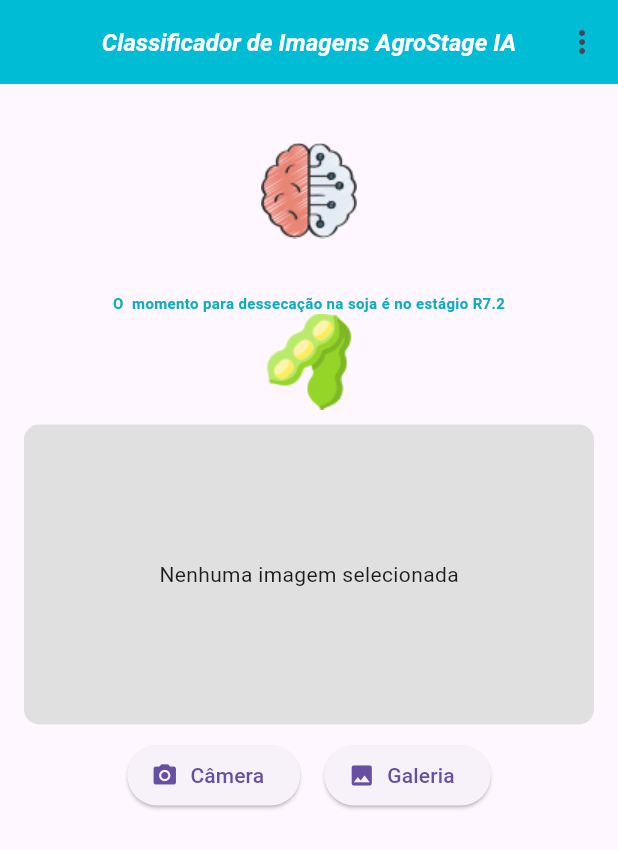
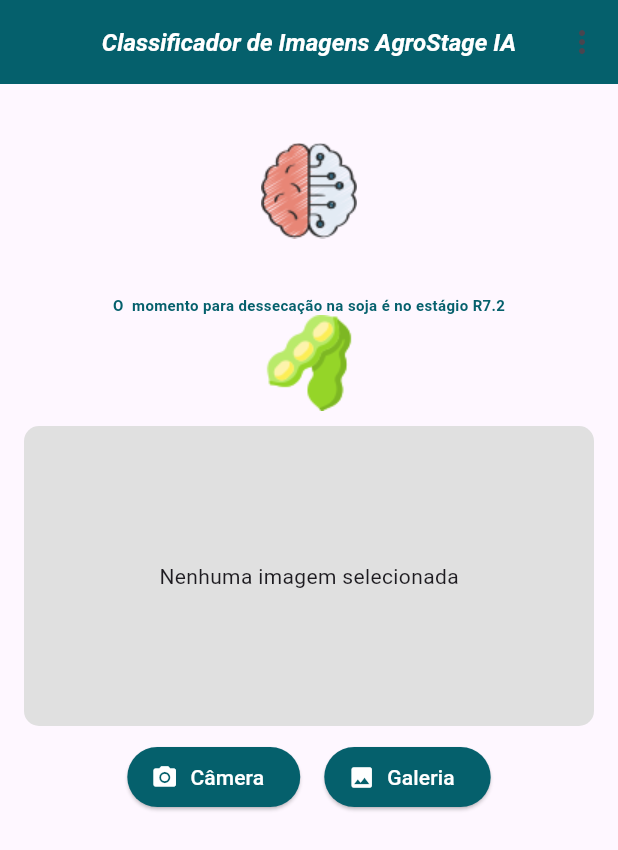
Before and after one commit to vinitessele/projetoIAFlutter, a Flutter app: the screen it shows after launch, on a phone screen of 412 x 824 dp. Shown: the top 850 px of the screen. Run offline on Flutter 3.47's test engine with Material 3 defaults, Android fonts, the phone set to English and light mode, and no system bars; our stand-ins replace image_picker.

Commit message:
ajuste de layout

```diff
--- a/lib/main.dart
+++ b/lib/main.dart
@@ -33,7 +33,7 @@ class _ImageClassifierScreenState extends State<ImageClassifierScreen> {
   double? confidencePercent;
   bool _isLoading = false;
   final ImagePicker _picker = ImagePicker();
-  final String apiUrl = 'https://1ff4-177-107-116-215.ngrok-free.app/predict';
+  final String apiUrl = 'https://4d37-177-107-116-215.ngrok-free.app/predict';
 
   Future<void> _pickImage(ImageSource source) async {
     final pickedFile = await _picker.pickImage(source: source);
@@ -94,7 +94,7 @@ class _ImageClassifierScreenState extends State<ImageClassifierScreen> {
             fontStyle: FontStyle.italic,
           ),
         ),
-        backgroundColor: Colors.cyan,
+        backgroundColor: const Color.fromARGB(255, 5, 96, 108),
         actions: [
           PopupMenuButton<String>(
             onSelected: (value) {
@@ -135,14 +135,14 @@ class _ImageClassifierScreenState extends State<ImageClassifierScreen> {
                   image: AssetImage('assets/images/IA.png'),
                 ),
               ),
-              SizedBox(height: 13),
+              SizedBox(height: 14),
               Center(
                 child: Text(
                   'O  momento para dessecação na soja é no estágio R7.2',
                   style: TextStyle(
                       fontSize: 10,
                       fontWeight: FontWeight.bold,
-                      color: const Color.fromARGB(255, 9, 172, 193)),
+                      color: const Color.fromARGB(255, 5, 96, 108)),
                 ),
               ),
               Image(
@@ -181,12 +181,20 @@ class _ImageClassifierScreenState extends State<ImageClassifierScreen> {
                     onPressed: () => _pickImage(ImageSource.camera),
                     icon: Icon(Icons.camera_alt),
                     label: Text('Câmera'),
+                    style: ElevatedButton.styleFrom(
+                      backgroundColor: const Color.fromARGB(255, 5, 96, 108),
+                      foregroundColor: const Color.fromARGB(255, 255, 255, 255),
+                    ),
                   ),
                   SizedBox(width: 16),
                   ElevatedButton.icon(
                     onPressed: () => _pickImage(ImageSource.gallery),
                     icon: Icon(Icons.photo),
                     label: Text('Galeria'),
+                    style: ElevatedButton.styleFrom(
+                        backgroundColor: const Color.fromARGB(255, 5, 96, 108),
+                        foregroundColor:
+                            const Color.fromARGB(255, 255, 255, 255)),
                   ),
                 ],
               ),
```
Also changed, not shown: assets/Screenshot_1.jpg (added).
